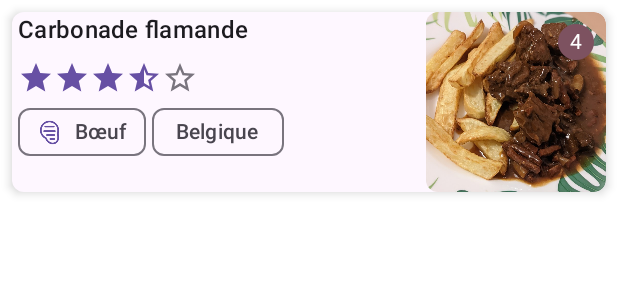
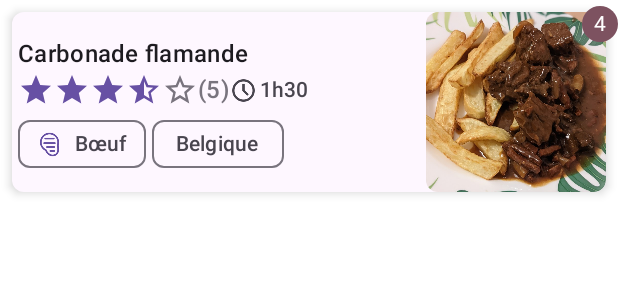
Before and after one commit to victorlmtr/gestion_recettes, an Android app built with Jetpack Compose: the @Preview function RecipeSmallCardPreview, on a phone screen of 412 x 824 dp. Shown: the top 300 px of the screen. Run offline under Robolectric (Android 15) with nearby library versions, the phone set to English and light mode, and no system bars.

Commit message:
Ajout de SurveytopAppBar, RecipeLength, refonte de RecipeSmallCard

```diff
--- /dev/null
+++ b/app/src/main/java/com/groupe/gestionrecettes/ui/composables/RecipeLength.kt
@@ -0,0 +1,66 @@
+package com.groupe.gestionrecettes.ui.composables
+
+import androidx.annotation.DrawableRes
+import androidx.compose.foundation.background
+import androidx.compose.foundation.border
+import androidx.compose.foundation.layout.Arrangement
+import androidx.compose.foundation.layout.Row
+import androidx.compose.foundation.layout.padding
+import androidx.compose.foundation.layout.size
+import androidx.compose.foundation.layout.wrapContentSize
+import androidx.compose.foundation.shape.RoundedCornerShape
+import androidx.compose.material3.FilterChipDefaults
+import androidx.compose.material3.Icon
+import androidx.compose.material3.MaterialTheme
+import androidx.compose.material3.Text
+import androidx.compose.runtime.Composable
+import androidx.compose.runtime.getValue
+import androidx.compose.runtime.mutableStateOf
+import androidx.compose.runtime.remember
+import androidx.compose.runtime.setValue
+import androidx.compose.ui.Modifier
+import androidx.compose.ui.graphics.Color
+import androidx.compose.ui.res.painterResource
+import androidx.compose.ui.tooling.preview.Preview
+import androidx.compose.ui.unit.dp
+import com.groupe.gestionrecettes.R
+import com.groupe.gestionrecettes.ui.theme.GestionRecettesTheme
+
+@Composable
+fun RecipeLength(
+    label: String,
+    modifier: Modifier = Modifier
+) {
+    Row(
+        verticalAlignment = androidx.compose.ui.Alignment.CenterVertically,
+        horizontalArrangement = Arrangement.spacedBy(2.dp),
+        modifier = modifier
+            .padding(vertical = 0.dp)
+            .wrapContentSize()
+            .background(
+                color = Color.Transparent,
+                shape = RoundedCornerShape(8.dp)
+            )
+            .padding(horizontal = 0.dp, vertical = 0.dp)
+    ) {
+        Icon(
+            painter = painterResource(id = R.drawable.clock),
+            contentDescription = label,
+            modifier = Modifier.size(FilterChipDefaults.IconSize),
+            tint = MaterialTheme.colorScheme.onSurfaceVariant
+        )
+        Text(
+            text = label,
+            style = MaterialTheme.typography.labelLarge,
+            color = MaterialTheme.colorScheme.onSurfaceVariant
+        )
+    }
+}
+
+@Preview(showBackground = true, backgroundColor = 0xFFF5F0EE)
+@Composable
+fun RecipeLengthPreview() {
+    GestionRecettesTheme {
+        RecipeLength(label = "1h30")
+    }
+}
--- a/app/src/main/java/com/groupe/gestionrecettes/ui/composables/RecipeSmallCard.kt
+++ b/app/src/main/java/com/groupe/gestionrecettes/ui/composables/RecipeSmallCard.kt
@@ -57,27 +57,27 @@ fun RecipeSmallCard(
                     Text(
                         text = recipeName,
                         style = MaterialTheme.typography.titleMedium,
-                        modifier = Modifier.padding(bottom = 8.dp)
+                        modifier = Modifier.padding(top = 8.dp)
                     )
-                    StarRating(rating = rating)
-
+                    Row(
+                        modifier = Modifier.padding(top = 0.dp),
+                        verticalAlignment = Alignment.CenterVertically) {
+                        StarRating(rating = rating, 5)
+                        RecipeLength("1h30")
+                    }
                     Row {
                         UnselectableChipIcon(
                             label = "Bœuf",
                             iconRes = R.drawable.beef,
                         )
-
                         Spacer(modifier = Modifier.width(4.dp))
-
                         UnselectableChip(
                             label = "Belgique",
                         )
+
                     }
 
-                    UnselectableChipIcon(
-                        label = "30 min",
-                        iconRes = R.drawable.clock,
-                    )
+
                 }
 
                 Image(
@@ -96,7 +96,7 @@ fun RecipeSmallCard(
             count = badgeCount,
             modifier = Modifier
                 .align(Alignment.TopEnd)
-                .offset(x = (-8).dp, y = 8.dp)
+                .offset(x = 8.dp, y = (-4).dp)
         )
     }
 }
--- a/app/src/main/java/com/groupe/gestionrecettes/ui/composables/StarRating.kt
+++ b/app/src/main/java/com/groupe/gestionrecettes/ui/composables/StarRating.kt
@@ -1,6 +1,7 @@
 package com.groupe.gestionrecettes.ui.composables
 
 import androidx.compose.foundation.layout.Row
+import androidx.compose.foundation.layout.padding
 import androidx.compose.foundation.layout.size
 import androidx.compose.material.icons.Icons
 import androidx.compose.material.icons.automirrored.filled.StarHalf
@@ -9,16 +10,20 @@ import androidx.compose.material.icons.filled.StarBorder
 import androidx.compose.material.icons.filled.StarHalf
 import androidx.compose.material3.Icon
 import androidx.compose.material3.MaterialTheme
+import androidx.compose.material3.Text
 import androidx.compose.runtime.Composable
 import androidx.compose.ui.Modifier
 import androidx.compose.ui.graphics.Color
+import androidx.compose.ui.text.TextStyle
 import androidx.compose.ui.tooling.preview.Preview
 import androidx.compose.ui.unit.dp
+import androidx.compose.ui.unit.sp
 import com.groupe.gestionrecettes.ui.theme.GestionRecettesTheme
 
 @Composable
 fun StarRating(
     rating: Float,
+    userCount: Int,
     modifier: Modifier = Modifier,
     starSize: Int = 24,
     filledColor: Color = MaterialTheme.colorScheme.primary,
@@ -56,6 +61,13 @@ fun StarRating(
                 modifier = Modifier.size(starSize.dp)
             )
         }
+        // User count text
+        Text(
+            text = "($userCount)",
+            color = MaterialTheme.colorScheme.outline,
+            style = MaterialTheme.typography.titleMedium,
+            modifier = Modifier.padding(start = 0.dp)
+        )
     }
 }
 
@@ -63,6 +75,6 @@ fun StarRating(
 @Composable
 fun StarRatingPreview() {
     GestionRecettesTheme {
-        StarRating(rating = 2.5f)
+        StarRating(rating = 2.5f, userCount = 2)
     }
 }
--- a/app/src/main/java/com/groupe/gestionrecettes/ui/screens/HomeScreen.kt
+++ b/app/src/main/java/com/groupe/gestionrecettes/ui/screens/HomeScreen.kt
@@ -35,6 +35,7 @@ fun HomeScreenContent() {
             modifier = Modifier.fillMaxSize(),
             color = MaterialTheme.colorScheme.background
         ) {
+
             Column(
                 modifier = Modifier
                     .fillMaxSize()
```
Also changed, not shown: app/src/main/java/com/groupe/gestionrecettes/ui/composables/SurveyTopAppBar.kt (added, +97 -0 lines), app/src/main/res/values/strings.xml (+9 -0 lines).
